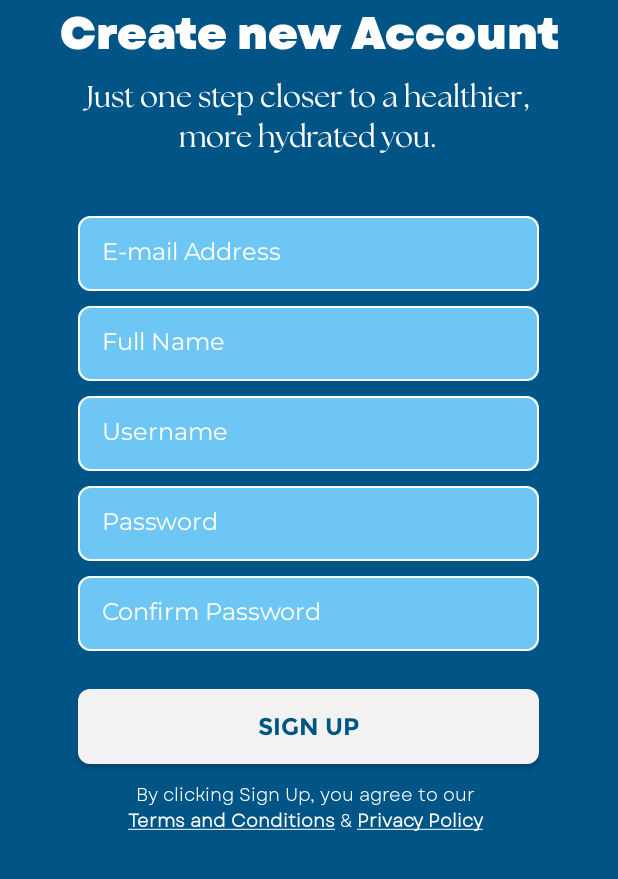
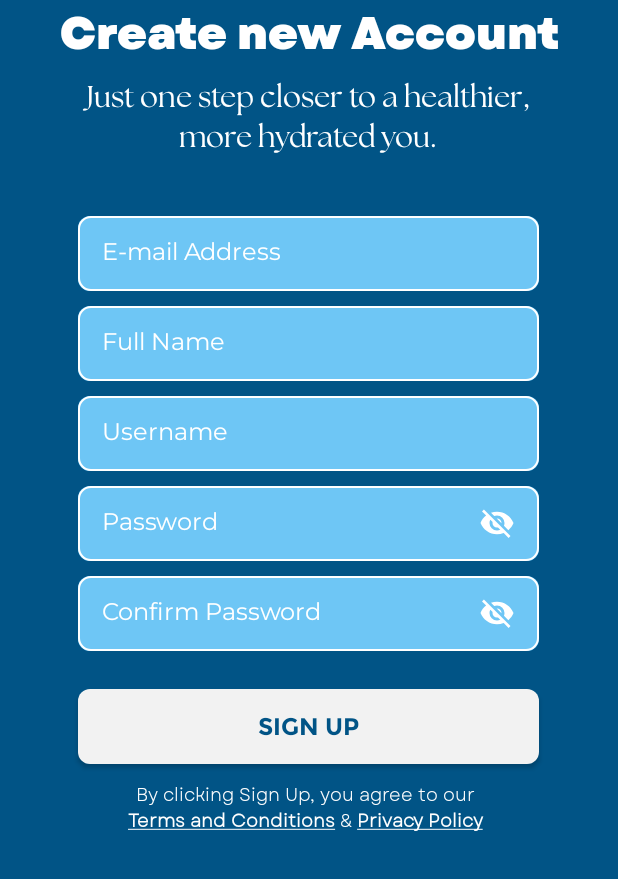
Before and after one commit to limharrold/HydraHelp, an Android app: the Register screen opened directly, with no data from a screen before it, after a tap on "SIGN UP", on a phone screen of 412 x 824 dp, the part 357-1236 px from its top. Run offline under Robolectric (Android 15) with nearby library versions, the phone set to English and light mode, and no system bars; our stand-ins replace Firebase (no records; nobody signed in at launch, a user with empty details on screens opened directly).

```diff
--- /dev/null
+++ b/app/src/main/res/drawable/error_rounded_edit_text.xml
@@ -0,0 +1,18 @@
+<?xml version="1.0" encoding="utf-8"?>
+<layer-list xmlns:android="http://schemas.android.com/apk/res/android">
+    <item>
+        <shape android:shape="rectangle">
+            <solid android:color="#6ec6f5" />
+            <corners android:radius="8dp" />
+        </shape>
+    </item>
+    <item android:bottom="0dp" android:left="0dp" android:right="0dp" android:top="0dp">
+        <shape android:shape="rectangle">
+            <solid android:color="@android:color/transparent" />
+            <stroke
+                android:width="2dp"
+                android:color="@color/red" />
+            <corners android:radius="8dp" />
+        </shape>
+    </item>
+</layer-list>
--- /dev/null
+++ b/app/src/main/res/drawable/ic_visibility_off.xml
@@ -0,0 +1 @@
+<!-- drawable/eye_off.xml --><vector xmlns:android="http://schemas.android.com/apk/res/android" android:height="24dp" android:width="24dp" android:viewportWidth="24" android:viewportHeight="24"><path android:fillColor="#000000" android:pathData="M11.83,9L15,12.16C15,12.11 15,12.05 15,12A3,3 0 0,0 12,9C11.94,9 11.89,9 11.83,9M7.53,9.8L9.08,11.35C9.03,11.56 9,11.77 9,12A3,3 0 0,0 12,15C12.22,15 12.44,14.97 12.65,14.92L14.2,16.47C13.53,16.8 12.79,17 12,17A5,5 0 0,1 7,12C7,11.21 7.2,10.47 7.53,9.8M2,4.27L4.28,6.55L4.73,7C3.08,8.3 1.78,10 1,12C2.73,16.39 7,19.5 12,19.5C13.55,19.5 15.03,19.2 16.38,18.66L16.81,19.08L19.73,22L21,20.73L3.27,3M12,7A5,5 0 0,1 17,12C17,12.64 16.87,13.26 16.64,13.82L19.57,16.75C21.07,15.5 22.27,13.86 23,12C21.27,7.61 17,4.5 12,4.5C10.6,4.5 9.26,4.75 8,5.2L10.17,7.35C10.74,7.13 11.35,7 12,7Z" /></vector>
--- /dev/null
+++ b/app/src/main/res/drawable/ic_visibility_on.xml
@@ -0,0 +1 @@
+<!-- drawable/eye.xml --><vector xmlns:android="http://schemas.android.com/apk/res/android" android:height="24dp" android:width="24dp" android:viewportWidth="24" android:viewportHeight="24"><path android:fillColor="#000000" android:pathData="M12,9A3,3 0 0,0 9,12A3,3 0 0,0 12,15A3,3 0 0,0 15,12A3,3 0 0,0 12,9M12,17A5,5 0 0,1 7,12A5,5 0 0,1 12,7A5,5 0 0,1 17,12A5,5 0 0,1 12,17M12,4.5C7,4.5 2.73,7.61 1,12C2.73,16.39 7,19.5 12,19.5C17,19.5 21.27,16.39 23,12C21.27,7.61 17,4.5 12,4.5Z" /></vector>
--- a/app/src/main/res/layout/activity_login.xml
+++ b/app/src/main/res/layout/activity_login.xml
@@ -54,7 +54,10 @@
         android:paddingRight="16dp"
         android:textColorHint="@color/white"
         android:textSize="16sp"
-        android:id="@+id/loginPassword">
+        android:id="@+id/loginPassword"
+        android:drawableEnd="@drawable/ic_visibility_off"
+        android:drawableTint="@color/white"
+        android:tag="passwordHidden">
     </EditText>
 
     <TextView
--- a/app/src/main/res/layout/activity_register.xml
+++ b/app/src/main/res/layout/activity_register.xml
@@ -1,11 +1,19 @@
 <?xml version="1.0" encoding="utf-8"?>
+
+<ScrollView
+    xmlns:android="http://schemas.android.com/apk/res/android"
+    xmlns:app="http://schemas.android.com/apk/res-auto"
+    xmlns:tools="http://schemas.android.com/tools"
+    android:layout_width="match_parent"
+    android:layout_height="match_parent"
+    android:fillViewport="true">
 
     <LinearLayout xmlns:android="http://schemas.android.com/apk/res/android"
         xmlns:app="http://schemas.android.com/apk/res-auto"
         xmlns:tools="http://schemas.android.com/tools"
         android:id="@+id/main"
         android:layout_width="match_parent"
-    android:layout_height="match_parent"
+        android:layout_height="wrap_content"
         android:background="#015486"
         android:orientation="vertical"
         tools:context=".Register">
@@ -117,6 +125,9 @@
             android:textColorHint="@color/white"
             android:textSize="16sp"
             android:id="@+id/signUpPassword"
+            android:drawableEnd="@drawable/ic_visibility_off"
+            android:drawableTint="@color/white"
+            android:tag="passwordHidden"
             >
         </EditText>
 
@@ -135,6 +146,9 @@
             android:textColorHint="@color/white"
             android:textSize="16sp"
             android:id="@+id/confirmPasswordText"
+            android:drawableEnd="@drawable/ic_visibility_off"
+            android:drawableTint="@color/white"
+            android:tag="passwordHidden"
             >
         </EditText>
 
@@ -203,3 +217,4 @@
         </ImageView>
 
     </LinearLayout>
+</ScrollView>
--- a/app/src/main/res/values/colors.xml
+++ b/app/src/main/res/values/colors.xml
@@ -5,5 +5,5 @@
     <color name="hydra_light_blue">#8fd8ff</color>
     <color name="transparent">@android:color/transparent</color>
     <color name="link_color">#007AFF</color>
-    <color name="red">#FF0000</color>
+    <color name="red">#FF4343</color>
     </resources>
```
Also changed, not shown: app/src/main/AndroidManifest.xml (+7 -3 lines), app/src/main/java/com/limtechlabs/hydrahelp/Login.java (+34 -1 lines), app/src/main/java/com/limtechlabs/hydrahelp/Register.java (+51 -2 lines). Lines whose indentation alone changed are shown as unchanged.
